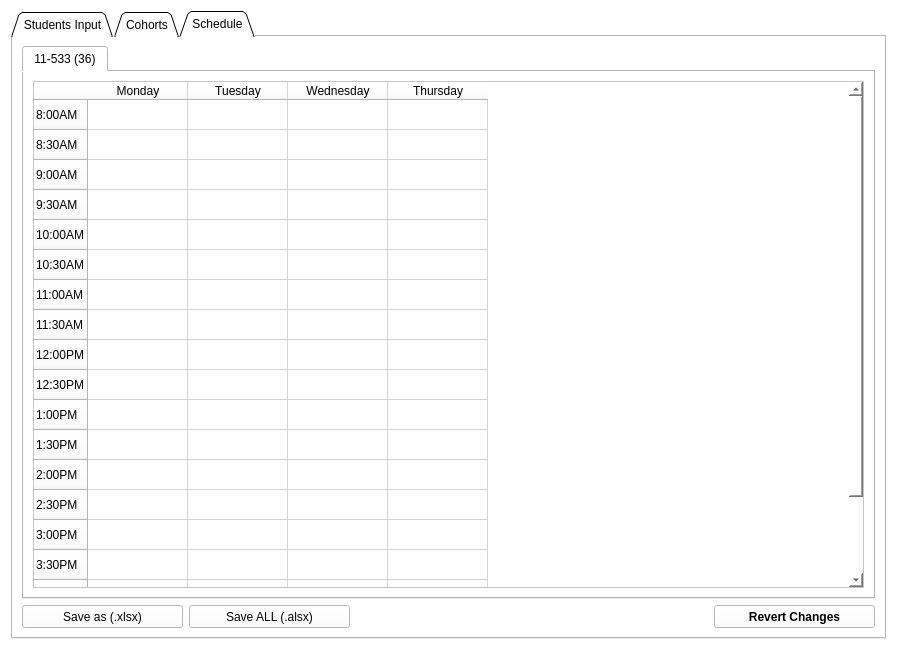
Qt form MainWindow.ui (fahad-ali1/CMPT-395-Class-Scheduler) before a commit.
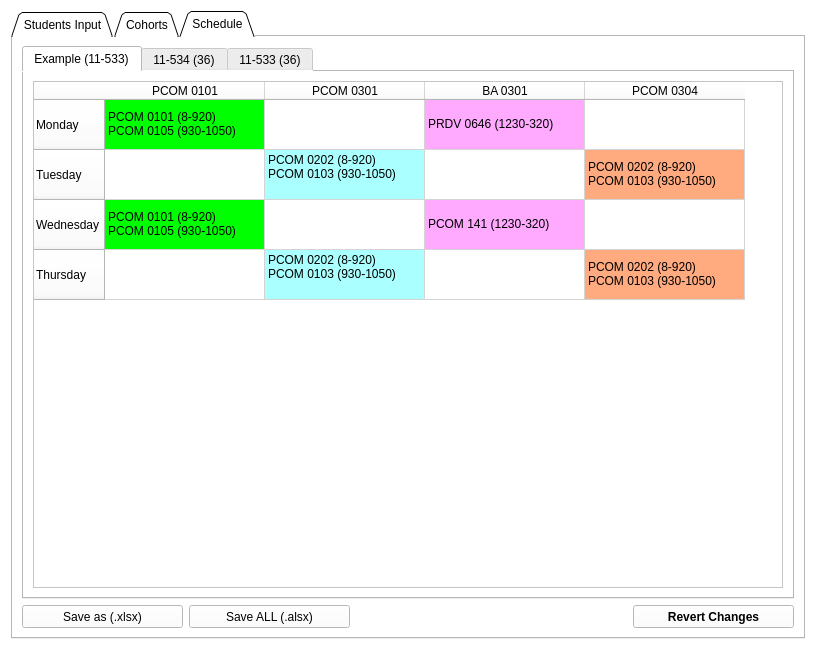
The same form after that commit. The open tabs and pages were chosen to show the change. Icons and pictures are not drawn.

```diff
--- a/MainWindow.ui
+++ b/MainWindow.ui
@@ -12,7 +12,7 @@
    <rect>
     <x>0</x>
     <y>0</y>
-    <width>897</width>
+    <width>816</width>
     <height>650</height>
    </rect>
   </property>
@@ -906,128 +906,441 @@
          <property name="currentIndex">
           <number>0</number>
          </property>
+         <widget class="QWidget" name="ExampleSchedule">
+          <attribute name="title">
+           <string>Example (11-533)</string>
+          </attribute>
+          <layout class="QGridLayout" name="gridLayout_7">
+           <item row="0" column="0">
+            <widget class="QTableWidget" name="ExampleScheduleTable">
+             <property name="sizeAdjustPolicy">
+              <enum>QAbstractScrollArea::AdjustToContents</enum>
+             </property>
+             <attribute name="horizontalHeaderMinimumSectionSize">
+              <number>100</number>
+             </attribute>
+             <attribute name="horizontalHeaderDefaultSectionSize">
+              <number>160</number>
+             </attribute>
+             <attribute name="horizontalHeaderShowSortIndicator" stdset="0">
+              <bool>false</bool>
+             </attribute>
+             <attribute name="horizontalHeaderStretchLastSection">
+              <bool>false</bool>
+             </attribute>
+             <attribute name="verticalHeaderDefaultSectionSize">
+              <number>50</number>
+             </attribute>
+             <row>
+              <property name="text">
+               <string>Monday</string>
+              </property>
+             </row>
+             <row>
+              <property name="text">
+               <string>Tuesday</string>
+              </property>
+             </row>
+             <row>
+              <property name="text">
+               <string>Wednesday</string>
+              </property>
+             </row>
+             <row>
+              <property name="text">
+               <string>Thursday</string>
+              </property>
+             </row>
+             <column>
+              <property name="text">
+               <string>PCOM 0101</string>
+              </property>
+             </column>
+             <column>
+              <property name="text">
+               <string>PCOM 0301</string>
+              </property>
+             </column>
+             <column>
+              <property name="text">
+               <string>BA 0301</string>
+              </property>
+             </column>
+             <column>
+              <property name="text">
+               <string>PCOM 0304</string>
+              </property>
+             </column>
+             <item row="0" column="0">
+              <property name="text">
+               <string>PCOM 0101 (8-920)
+PCOM 0105 (930-1050)</string>
+              </property>
+              <property name="background">
+               <brush brushstyle="SolidPattern">
+                <color alpha="255">
+                 <red>0</red>
+                 <green>255</green>
+                 <blue>0</blue>
+                </color>
+               </brush>
+              </property>
+             </item>
+             <item row="0" column="1">
+              <property name="text">
+               <string/>
+              </property>
+             </item>
+             <item row="0" column="2">
+              <property name="text">
+               <string>PRDV 0646 (1230-320)</string>
+              </property>
+              <property name="background">
+               <brush brushstyle="SolidPattern">
+                <color alpha="255">
+                 <red>255</red>
+                 <green>170</green>
+                 <blue>255</blue>
+                </color>
+               </brush>
+              </property>
+             </item>
+             <item row="1" column="1">
+              <property name="text">
+               <string>PCOM 0202 (8-920)
+PCOM 0103 (930-1050)
+</string>
+              </property>
+              <property name="background">
+               <brush brushstyle="SolidPattern">
+                <color alpha="255">
+                 <red>170</red>
+                 <green>255</green>
+                 <blue>255</blue>
+                </color>
+               </brush>
+              </property>
+             </item>
+             <item row="1" column="3">
+              <property name="text">
+               <string>PCOM 0202 (8-920)
+PCOM 0103 (930-1050)</string>
+              </property>
+              <property name="background">
+               <brush brushstyle="SolidPattern">
+                <color alpha="255">
+                 <red>255</red>
+                 <green>170</green>
+                 <blue>127</blue>
+                </color>
+               </brush>
+              </property>
+             </item>
+             <item row="2" column="0">
+              <property name="text">
+               <string>PCOM 0101 (8-920)
+PCOM 0105 (930-1050)</string>
+              </property>
+              <property name="background">
+               <brush brushstyle="SolidPattern">
+                <color alpha="255">
+                 <red>0</red>
+                 <green>255</green>
+                 <blue>0</blue>
+                </color>
+               </brush>
+              </property>
+             </item>
+             <item row="2" column="1">
+              <property name="text">
+               <string/>
+              </property>
+             </item>
+             <item row="2" column="2">
+              <property name="text">
+               <string>PCOM 141 (1230-320)</string>
+              </property>
+              <property name="background">
+               <brush brushstyle="SolidPattern">
+                <color alpha="255">
+                 <red>255</red>
+                 <green>170</green>
+                 <blue>255</blue>
+                </color>
+               </brush>
+              </property>
+             </item>
+             <item row="3" column="1">
+              <property name="text">
+               <string>PCOM 0202 (8-920)
+PCOM 0103 (930-1050)
+</string>
+              </property>
+              <property name="background">
+               <brush brushstyle="SolidPattern">
+                <color alpha="255">
+                 <red>170</red>
+                 <green>255</green>
+                 <blue>255</blue>
+                </color>
+               </brush>
+              </property>
+             </item>
+             <item row="3" column="3">
+              <property name="text">
+               <string>PCOM 0202 (8-920)
+PCOM 0103 (930-1050)</string>
+              </property>
+              <property name="background">
+               <brush brushstyle="SolidPattern">
+                <color alpha="255">
+                 <red>255</red>
+                 <green>170</green>
+                 <blue>127</blue>
+                </color>
+               </brush>
+              </property>
+             </item>
+            </widget>
+           </item>
+          </layout>
+         </widget>
+         <widget class="QWidget" name="Room2">
+          <attribute name="title">
+           <string>11-534 (36)</string>
+          </attribute>
+          <layout class="QGridLayout" name="gridLayout_8">
+           <item row="0" column="0">
+            <widget class="QTableWidget" name="Room2Schedule">
+             <property name="sizeAdjustPolicy">
+              <enum>QAbstractScrollArea::AdjustToContents</enum>
+             </property>
+             <attribute name="horizontalHeaderMinimumSectionSize">
+              <number>100</number>
+             </attribute>
+             <attribute name="horizontalHeaderDefaultSectionSize">
+              <number>160</number>
+             </attribute>
+             <attribute name="horizontalHeaderShowSortIndicator" stdset="0">
+              <bool>false</bool>
+             </attribute>
+             <attribute name="horizontalHeaderStretchLastSection">
+              <bool>false</bool>
+             </attribute>
+             <attribute name="verticalHeaderDefaultSectionSize">
+              <number>50</number>
+             </attribute>
+             <row>
+              <property name="text">
+               <string>Monday</string>
+              </property>
+             </row>
+             <row>
+              <property name="text">
+               <string>Tuesday</string>
+              </property>
+             </row>
+             <row>
+              <property name="text">
+               <string>Wednesday</string>
+              </property>
+             </row>
+             <row>
+              <property name="text">
+               <string>Thursday</string>
+              </property>
+             </row>
+             <column>
+              <property name="text">
+               <string>PCOM 0101</string>
+              </property>
+             </column>
+             <column>
+              <property name="text">
+               <string>PCOM 0301</string>
+              </property>
+             </column>
+             <column>
+              <property name="text">
+               <string>BA 0301</string>
+              </property>
+             </column>
+             <column>
+              <property name="text">
+               <string>PCOM 0304</string>
+              </property>
+             </column>
+             <item row="0" column="0">
+              <property name="text">
+               <string/>
+              </property>
+              <property name="background">
+               <brush brushstyle="SolidPattern">
+                <color alpha="255">
+                 <red>0</red>
+                 <green>255</green>
+                 <blue>0</blue>
+                </color>
+               </brush>
+              </property>
+             </item>
+             <item row="0" column="1">
+              <property name="text">
+               <string/>
+              </property>
+             </item>
+             <item row="0" column="2">
+              <property name="text">
+               <string/>
+              </property>
+              <property name="background">
+               <brush brushstyle="SolidPattern">
+                <color alpha="255">
+                 <red>255</red>
+                 <green>170</green>
+                 <blue>255</blue>
+                </color>
+               </brush>
+              </property>
+             </item>
+             <item row="1" column="1">
+              <property name="text">
+               <string/>
+              </property>
+              <property name="background">
+               <brush brushstyle="SolidPattern">
+                <color alpha="255">
+                 <red>170</red>
+                 <green>255</green>
+                 <blue>255</blue>
+                </color>
+               </brush>
+              </property>
+             </item>
+             <item row="1" column="3">
+              <property name="text">
+               <string/>
+              </property>
+              <property name="background">
+               <brush brushstyle="SolidPattern">
+                <color alpha="255">
+                 <red>255</red>
+                 <green>170</green>
+                 <blue>127</blue>
+                </color>
+               </brush>
+              </property>
+             </item>
+             <item row="2" column="0">
+              <property name="text">
+               <string/>
+              </property>
+              <property name="background">
+               <brush brushstyle="SolidPattern">
+                <color alpha="255">
+                 <red>0</red>
+                 <green>255</green>
+                 <blue>0</blue>
+                </color>
+               </brush>
+              </property>
+             </item>
+             <item row="2" column="1">
+              <property name="text">
+               <string/>
+              </property>
+             </item>
+             <item row="2" column="2">
+              <property name="text">
+               <string/>
+              </property>
+              <property name="background">
+               <brush brushstyle="SolidPattern">
+                <color alpha="255">
+                 <red>255</red>
+                 <green>170</green>
+                 <blue>255</blue>
+                </color>
+               </brush>
+              </property>
+             </item>
+             <item row="3" column="1">
+              <property name="text">
+               <string/>
+              </property>
+              <property name="background">
+               <brush brushstyle="SolidPattern">
+                <color alpha="255">
+                 <red>170</red>
+                 <green>255</green>
+                 <blue>255</blue>
+                </color>
+               </brush>
+              </property>
+             </item>
+             <item row="3" column="3">
+              <property name="text">
+               <string/>
+              </property>
+              <property name="background">
+               <brush brushstyle="SolidPattern">
+                <color alpha="255">
+                 <red>255</red>
+                 <green>170</green>
+                 <blue>127</blue>
+                </color>
+               </brush>
+              </property>
+             </item>
+            </widget>
+           </item>
+          </layout>
+         </widget>
          <widget class="QWidget" name="Room1">
           <attribute name="title">
            <string>11-533 (36)</string>
           </attribute>
           <layout class="QGridLayout" name="gridLayout_6">
            <item row="0" column="0">
-            <widget class="QTableWidget" name="room1schedule_3">
+            <widget class="QTableWidget" name="Room1Schedule">
+             <property name="sizeAdjustPolicy">
+              <enum>QAbstractScrollArea::AdjustToContents</enum>
+             </property>
+             <attribute name="horizontalHeaderMinimumSectionSize">
+              <number>100</number>
+             </attribute>
+             <attribute name="horizontalHeaderDefaultSectionSize">
+              <number>160</number>
+             </attribute>
+             <attribute name="horizontalHeaderShowSortIndicator" stdset="0">
+              <bool>false</bool>
+             </attribute>
+             <attribute name="horizontalHeaderStretchLastSection">
+              <bool>false</bool>
+             </attribute>
+             <attribute name="verticalHeaderDefaultSectionSize">
+              <number>50</number>
+             </attribute>
              <row>
-              <property name="text">
-               <string>8:00AM</string>
-              </property>
-             </row>
-             <row>
-              <property name="text">
-               <string>8:30AM</string>
-              </property>
-             </row>
-             <row>
-              <property name="text">
-               <string>9:00AM</string>
-              </property>
-             </row>
-             <row>
-              <property name="text">
-               <string>9:30AM</string>
-              </property>
-             </row>
-             <row>
-              <property name="text">
-               <string>10:00AM</string>
-              </property>
-             </row>
-             <row>
-              <property name="text">
-               <string>10:30AM</string>
-              </property>
-             </row>
-             <row>
-              <property name="text">
-               <string>11:00AM</string>
-              </property>
-             </row>
-             <row>
-              <property name="text">
-               <string>11:30AM</string>
-              </property>
-             </row>
-             <row>
-              <property name="text">
-               <string>12:00PM</string>
-              </property>
-             </row>
-             <row>
-              <property name="text">
-               <string>12:30PM</string>
-              </property>
-             </row>
-             <row>
-              <property name="text">
-               <string>1:00PM</string>
-              </property>
-             </row>
-             <row>
-              <property name="text">
-               <string>1:30PM</string>
-              </property>
-             </row>
-             <row>
-              <property name="text">
-               <string>2:00PM</string>
-              </property>
-             </row>
-             <row>
-              <property name="text">
-               <string>2:30PM</string>
-              </property>
-             </row>
-             <row>
-              <property name="text">
-               <string>3:00PM</string>
-              </property>
-             </row>
-             <row>
-              <property name="text">
-               <string>3:30PM</string>
-              </property>
-             </row>
-             <row>
-              <property name="text">
-               <string>4:00PM</string>
-              </property>
-             </row>
-             <row>
-              <property name="text">
-               <string>4:30PM</string>
-              </property>
-             </row>
-             <row>
-              <property name="text">
-               <string>5:00PM</string>
-              </property>
-             </row>
-             <column>
               <property name="text">
                <string>Monday</string>
               </property>
-             </column>
-             <column>
+             </row>
+             <row>
               <property name="text">
                <string>Tuesday</string>
               </property>
-             </column>
-             <column>
+             </row>
+             <row>
               <property name="text">
                <string>Wednesday</string>
               </property>
-             </column>
-             <column>
+             </row>
+             <row>
               <property name="text">
                <string>Thursday</string>
               </property>
-             </column>
+             </row>
             </widget>
            </item>
           </layout>
```
Left out of the diff: 4 changed lines with no effect on the pictures.
